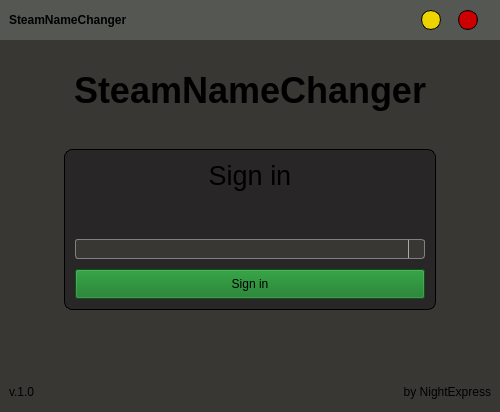
The window that ui/ui_forms/auth.ui (vitaliishchudlo/SteamNameChanger) describes before a commit, drawn with Qt 5.
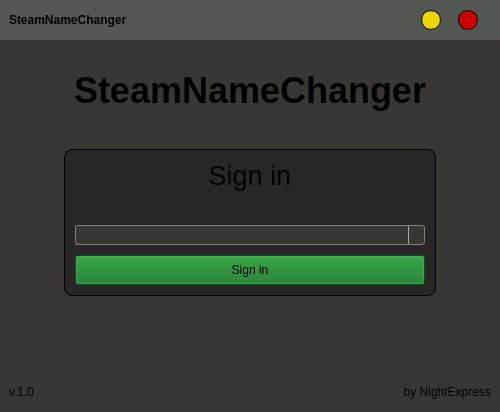
The same window after the commit. Icons and pictures are not drawn.

Commit message: auth process

What changed in the file:
```diff
--- a/ui/ui_forms/auth.ui
+++ b/ui/ui_forms/auth.ui
@@ -369,14 +369,16 @@
                   </property>
                  </widget>
                 </item>
-                <item>
+                <item alignment="Qt::AlignHCenter">
                  <widget class="QLabel" name="label_error">
                   <property name="styleSheet">
                    <string notr="true">border-width: 0px;
+color: rgb(240, 14, 14);
+font-weight: bold;
 </string>
                   </property>
                   <property name="text">
-                   <string>&lt;html&gt;&lt;head/&gt;&lt;body&gt;&lt;p align=&quot;center&quot;&gt;&lt;br/&gt;&lt;/p&gt;&lt;/body&gt;&lt;/html&gt;</string>
+                   <string/>
                   </property>
                  </widget>
                 </item>
```
The commit also changes 8 other files.
